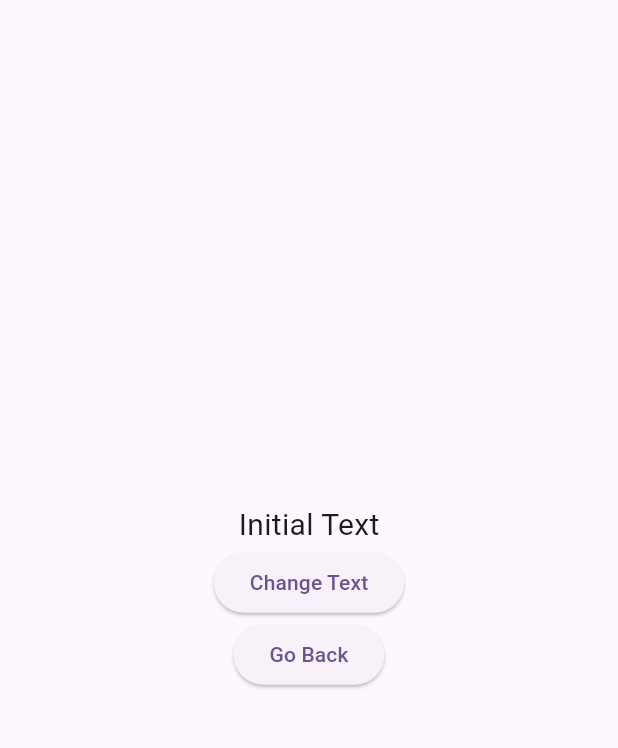
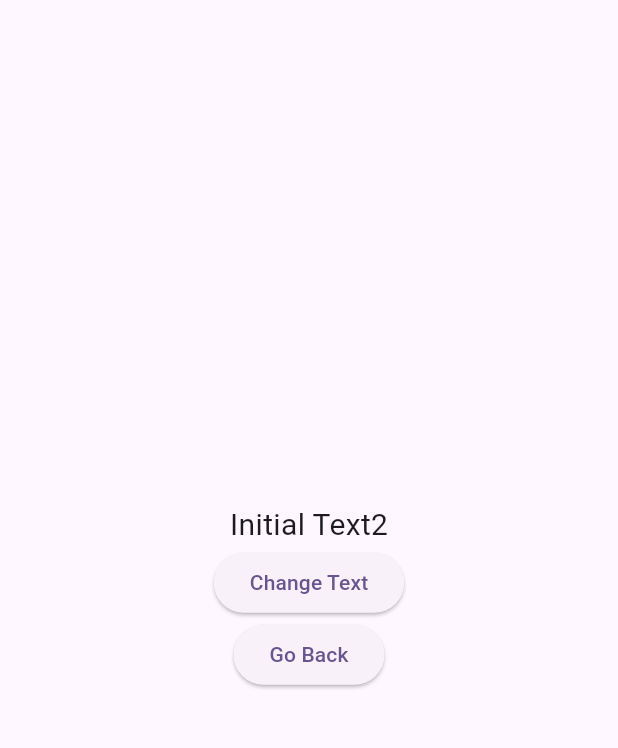
Before and after one commit to sufiyan0211/Spring-Flutter, a Flutter app: the SecondPage screen opened directly with empty values, on a phone screen of 412 x 824 dp, the part 63-811 px from its top. Run offline on Flutter 3.47's test engine with Material 3 defaults, Android fonts, the light colour scheme and no system bars.

Commit message:
Add Multiple Provider class and use 2nd provider class to manage 2nd Screeen

```diff
--- a/Flutter Projects/state_management/lib/second_page.dart
+++ b/Flutter Projects/state_management/lib/second_page.dart
@@ -1,5 +1,6 @@
 import 'package:flutter/material.dart';
 import 'package:state_management/my_provider_class.dart';
+import 'package:state_management/second_provider_class.dart';
 import 'package:provider/provider.dart';
 
 
@@ -32,14 +33,14 @@ class _SecondPageState extends State<SecondPage> {
         child: Column(
           mainAxisAlignment: MainAxisAlignment.center,
           children: <Widget>[
-            Consumer<MyProviderClass>(
-              builder: (context, provider, child) {
-                return Text(provider.text, style: const TextStyle(fontSize: 20));
+            Consumer<SecondProviderClass>(
+              builder: (context, secondProvider, child) {
+                return Text(secondProvider.text2, style: const TextStyle(fontSize: 20));
               },
             ),
             ElevatedButton(
               onPressed: () {
-                Provider.of<MyProviderClass>(context, listen: false).changeText(
+                Provider.of<SecondProviderClass>(context, listen: false).changeText2(
                     "2nd screen");
               },
               child: const Text('Change Text'),
--- /dev/null
+++ b/Flutter Projects/state_management/lib/second_provider_class.dart
@@ -0,0 +1,11 @@
+import 'package:flutter/cupertino.dart';
+
+
+class SecondProviderClass extends ChangeNotifier {
+  String text2 = "Initial Text2";
+
+  void changeText2(String data) {
+    text2 = data;
+    notifyListeners();
+  }
+}
```
Also changed, not shown: Flutter Projects/state_management/lib/main.dart (+17 -3 lines).
